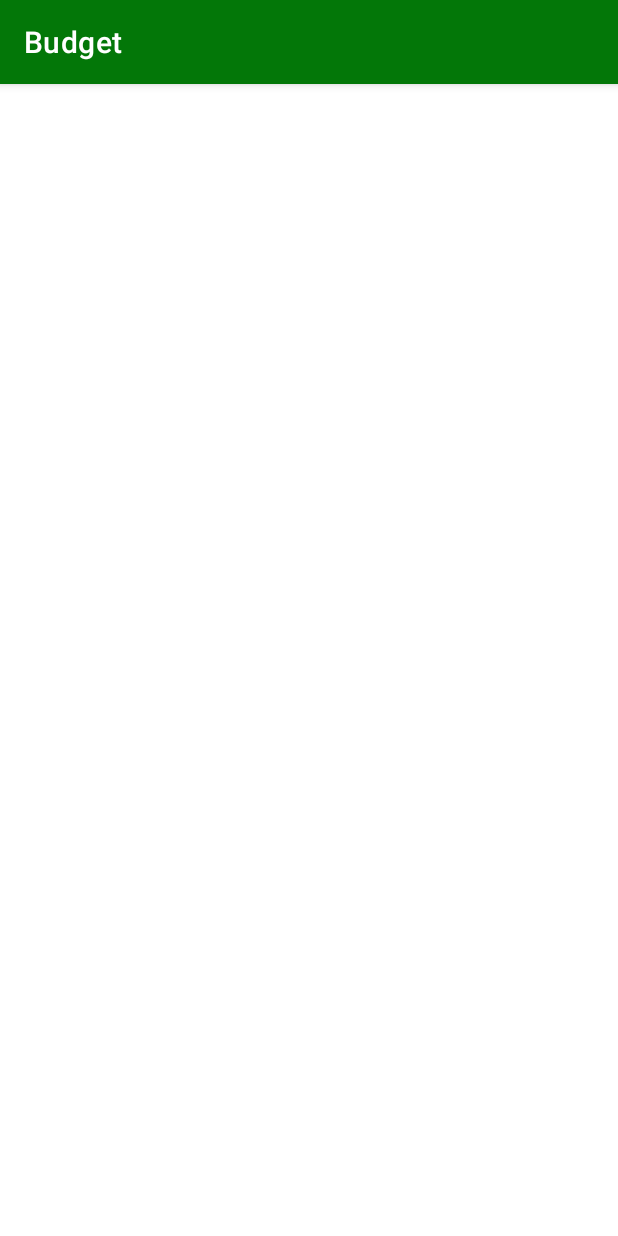
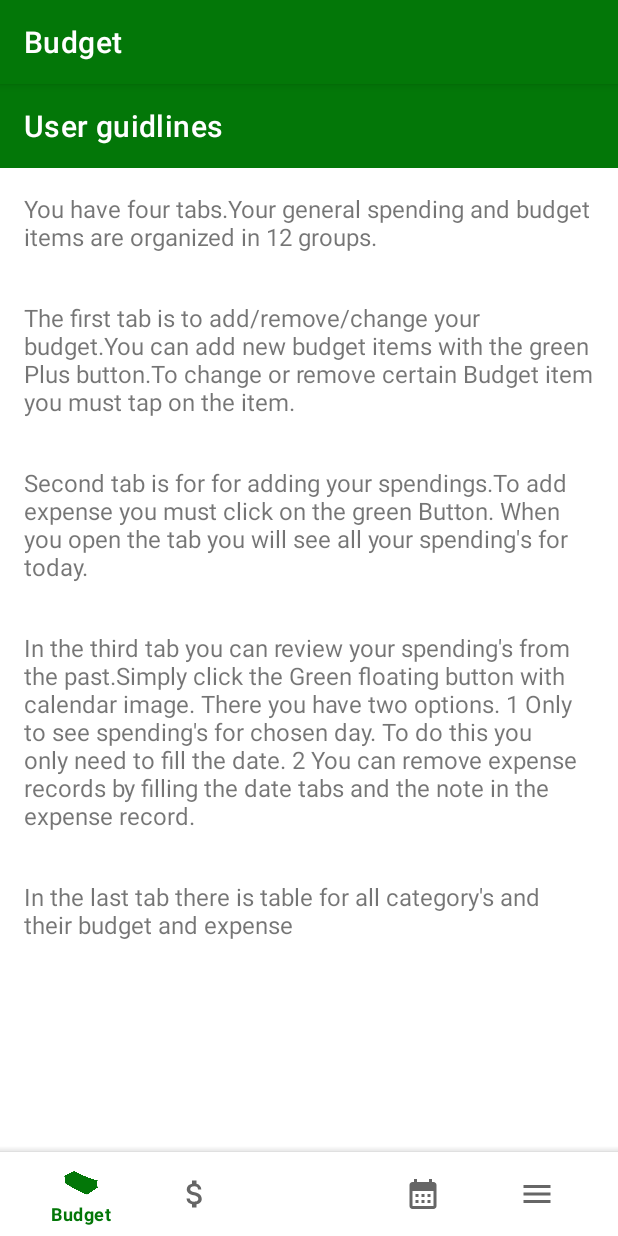
Before and after one commit to simsapopov/BudgetAndrroidApp, an Android app: the UserGuideActivity screen opened directly, with no data from a screen before it, on a phone screen of 412 x 824 dp. Run offline under Robolectric (Android 15) with nearby library versions, the phone set to English and light mode, and no system bars.

Commit message:
Added UserGuideActivity

```diff
--- a/app/src/main/java/com/example/budget/RegistrationActivity.java
+++ b/app/src/main/java/com/example/budget/RegistrationActivity.java
@@ -58,7 +58,7 @@ public class RegistrationActivity extends AppCompatActivity {
                         @Override
                         public void onComplete(@NonNull Task<AuthResult> task) {
                             if(task.isSuccessful()){
-                                Intent intent = new Intent(RegistrationActivity.this, MainActivity.class);
+                                Intent intent = new Intent(RegistrationActivity.this, UserGuideActivity.class);
                                 startActivity(intent);
                                 finish();
                                 rogressDial.dismiss();
--- a/app/src/main/java/com/example/budget/UserGuideActivity.java
+++ b/app/src/main/java/com/example/budget/UserGuideActivity.java
@@ -1,8 +1,13 @@
 package com.example.budget;
 
+import android.content.Intent;
 import android.os.Bundle;
+import android.view.MenuItem;
 
+import androidx.annotation.NonNull;
 import androidx.appcompat.app.AppCompatActivity;
+
+import com.google.android.material.navigation.NavigationBarView;
 
 public class UserGuideActivity extends AppCompatActivity {
 
@@ -10,6 +15,38 @@ public class UserGuideActivity extends AppCompatActivity {
     protected void onCreate(Bundle savedInstanceState) {
         super.onCreate(savedInstanceState);
         setContentView(R.layout.activity_user_guide);
-        //TODO Page for newly registered users
+        NavigationBarView bottomNavigationView=findViewById(R.id.bottomNavigationView);
+
+
+        bottomNavigationView.setOnItemSelectedListener(new NavigationBarView.OnItemSelectedListener() {
+            @Override
+            public boolean onNavigationItemSelected(@NonNull MenuItem item) {
+                int id = item.getItemId();
+                switch(item.getItemId())
+
+                {
+                    case R.id.expenses:
+
+                        startActivity(new Intent(getApplicationContext(), TodaySpendingActivity.class));
+                        overridePendingTransition(0,0);
+                        return true;
+                    case R.id.budget:
+                        startActivity(new Intent(getApplicationContext(), BudgetActivity.class));
+                        overridePendingTransition(0,0);
+                    case R.id.spendingCalendar:
+                        startActivity(new Intent(getApplicationContext(), SpendingCalendarActivity.class));
+                        overridePendingTransition(0,0);
+                        return true;
+                    case R.id.Table:
+
+                        startActivity(new Intent(getApplicationContext(), TableActivity.class));
+                        overridePendingTransition(0,0);
+                        return true;
+                }
+                return false;
+            }
+        });
+
     }
-}
+
+    }
--- a/app/src/main/res/layout/activity_user_guide.xml
+++ b/app/src/main/res/layout/activity_user_guide.xml
@@ -1,9 +1,95 @@
 <?xml version="1.0" encoding="utf-8"?>
-<androidx.constraintlayout.widget.ConstraintLayout xmlns:android="http://schemas.android.com/apk/res/android"
+<androidx.coordinatorlayout.widget.CoordinatorLayout xmlns:android="http://schemas.android.com/apk/res/android"
     xmlns:app="http://schemas.android.com/apk/res-auto"
     xmlns:tools="http://schemas.android.com/tools"
     android:layout_width="match_parent"
     android:layout_height="match_parent"
-    tools:context=".UserGuideActivity">
 
-</androidx.constraintlayout.widget.ConstraintLayout>
+    tools:context=".MainActivity">
+
+    <ScrollView
+        android:layout_width="match_parent"
+        android:layout_height="wrap_content">
+
+    <LinearLayout xmlns:android="http://schemas.android.com/apk/res/android"
+        android:layout_width="match_parent"
+        android:layout_height="match_parent"
+        android:orientation="vertical">
+
+        <androidx.appcompat.widget.Toolbar
+            android:id="@+id/toolbar"
+            android:layout_width="match_parent"
+            android:layout_height="?attr/actionBarSize"
+            android:background="?attr/colorPrimary"
+            app:titleTextColor="@android:color/white"
+            app:title="User guidlines"
+            app:popupTheme="@style/Theme.Budget" />
+        <TextView
+            android:layout_width="wrap_content"
+            android:layout_height="wrap_content"
+            android:text="@string/user_guidlines_1"
+            android:textSize="16sp"
+            android:id="@+id/user_guidlines_1"
+            android:layout_margin="16dp"/>
+        <TextView
+            android:layout_width="wrap_content"
+            android:layout_height="wrap_content"
+            android:text="@string/user_guide_2"
+            android:textSize="16sp"
+            android:id="@+id/user_guidlines_2"
+            android:layout_margin="16dp"/>
+        <TextView
+            android:layout_width="wrap_content"
+            android:layout_height="wrap_content"
+            android:text="@string/user_guie_3"
+            android:textSize="16sp"
+            android:id="@+id/user_guidlines_3"
+            android:layout_margin="16dp"/>
+        <TextView
+            android:layout_width="wrap_content"
+            android:layout_height="wrap_content"
+            android:text="@string/user_guide_4"
+            android:textSize="16sp"
+            android:id="@+id/user_guidlines_4"
+            android:layout_margin="16dp"/>
+        <TextView
+            android:layout_width="wrap_content"
+            android:layout_height="wrap_content"
+            android:text="@string/user_guide_5"
+            android:textSize="16sp"
+            android:id="@+id/user_guidlines_5"
+            android:layout_margin="16dp"/>
+
+
+
+
+
+
+
+
+    </LinearLayout>
+
+    </ScrollView>
+    <com.google.android.material.bottomappbar.BottomAppBar
+        android:layout_width="match_parent"
+        android:layout_height="wrap_content"
+        android:layout_gravity="bottom"
+        android:id="@+id/bottomAppBar"
+        app:fabCradleMargin="10dp"
+        app:fabCradleRoundedCornerRadius="10dp"
+        app:fabCradleVerticalOffset="10dp"
+        >
+        <com.google.android.material.bottomnavigation.BottomNavigationView
+            android:layout_width="match_parent"
+            android:layout_height="match_parent"
+            android:id="@+id/bottomNavigationView"
+            android:layout_marginRight="16dp"
+            app:menu="@menu/bottom_nav_menu"
+            android:background="@drawable/transperant_background"
+
+            />
+    </com.google.android.material.bottomappbar.BottomAppBar>
+
+
+
+</androidx.coordinatorlayout.widget.CoordinatorLayout>
--- a/app/src/main/res/values/strings.xml
+++ b/app/src/main/res/values/strings.xml
@@ -59,6 +59,11 @@
     <string name="table_toolbar_text">Table with Budget and Expense</string>
     <string name="spending_calendar_toolbar">Spending for any day</string>
     <string name="today_spending_toolbar">Spending for today</string>
+    <string name="user_guidlines_1">You have four tabs.Your general spending and budget items are organized in 12 groups.</string>
+    <string name="user_guide_2">The first tab is to add/remove/change your budget.You can add new budget items with the green Plus button.To change or remove certain Budget item you must tap on the item.</string>
+    <string name="user_guie_3">Second tab is for for adding your spendings.To add expense you must click on the green Button. When you open the tab you will see all your spending\'s for today.</string>
+    <string name="user_guide_4">In the third tab you can review your spending\'s from the past.Simply click the Green floating button with calendar image. There you have two options. 1 Only to see spending\'s for chosen day. To do this you only need to fill the date. 2 You can remove expense records by filling the date tabs and the note in the expense record.</string>
+    <string name="user_guide_5">In the last tab there is table for all category\'s and their budget and expense</string>
 
     <string-array name="items">
         <item>Transport</item>
```
Also changed, not shown: 1 other file.
